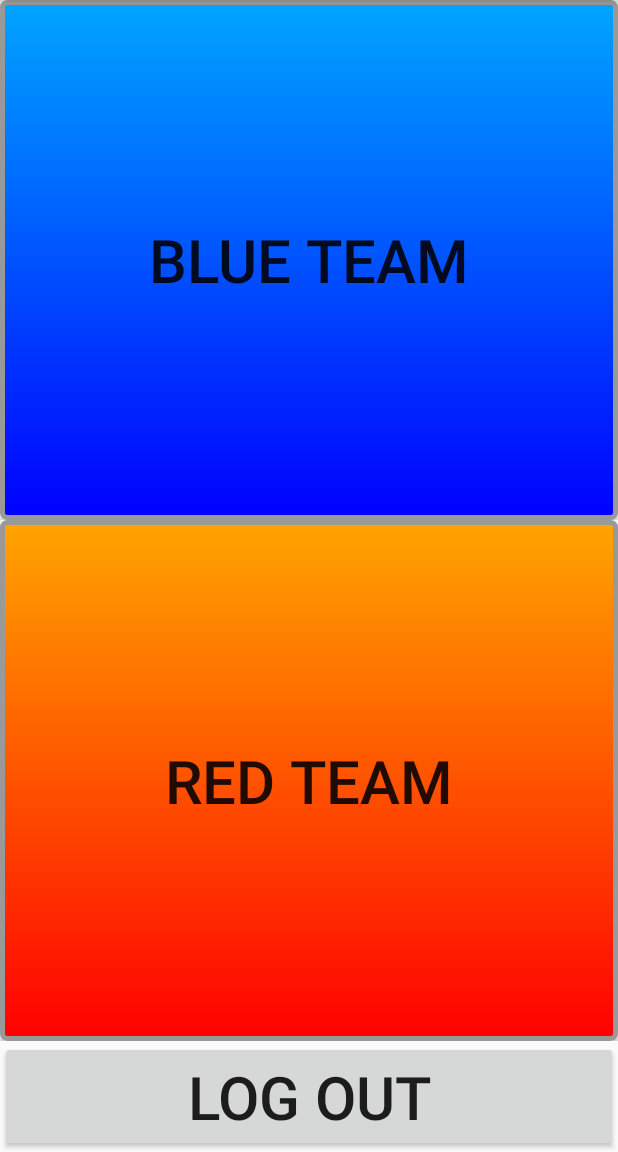
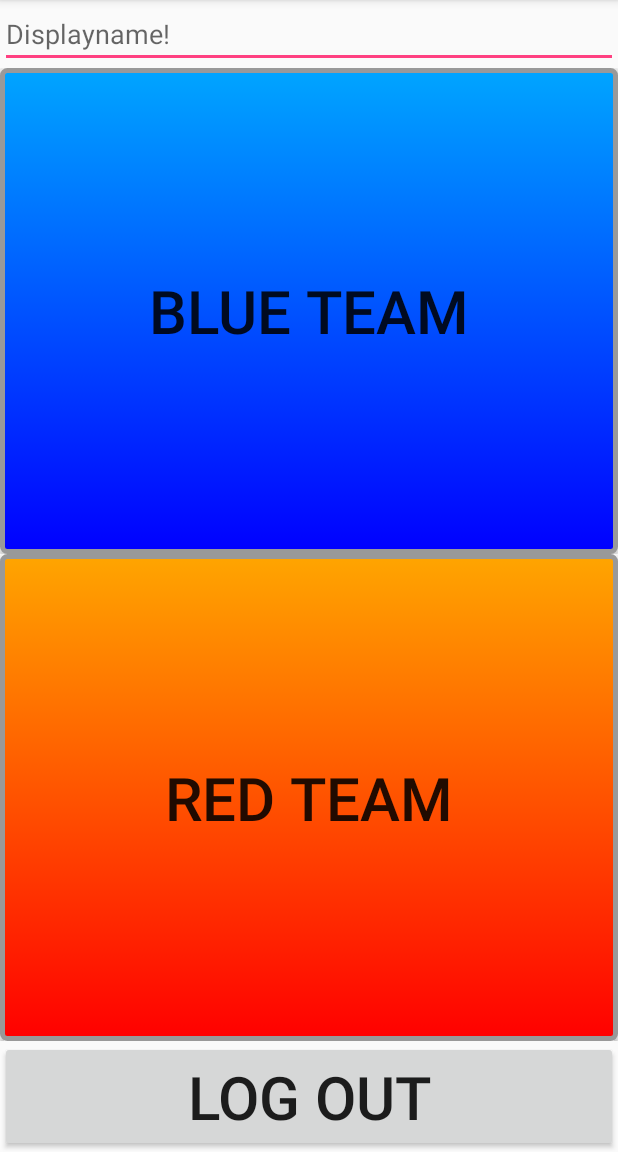
Before and after one commit to Tristanhx/tristanhoobroeckx-pset6, an Android app: the screen it shows after launch once a user with an empty profile is signed in (TeamActivity), on a phone screen of 412 x 824 dp, the part 84-1236 px from its top. Run offline under Robolectric (Android 15) with nearby library versions, the light colour scheme and no system bars; our stand-ins replace Firebase (no records; nobody signed in at launch, a user with empty details on screens opened directly).

Commit message:
Can switch teams now, can't change displayname

```diff
--- a/app/src/main/AndroidManifest.xml
+++ b/app/src/main/AndroidManifest.xml
@@ -2,6 +2,8 @@
 <manifest xmlns:android="http://schemas.android.com/apk/res/android"
     package="com.example.tristan.tristanhoobroeckx_pset6">
     <uses-permission android:name="android.permission.INTERNET" />
+    <uses-permission android:name="android.permission.ACCESS_NETWORK_STATE" />
+    <uses-permission android:name="android.permission.WAKE_LOCK" />
 
     <application
         android:allowBackup="true"
--- a/app/src/main/res/layout/activity_team.xml
+++ b/app/src/main/res/layout/activity_team.xml
@@ -7,18 +7,18 @@
     android:orientation="vertical"
     tools:context="com.example.tristan.tristanhoobroeckx_pset6.TeamActivity">
 
-    <!--<LinearLayout-->
-        <!--android:layout_width="match_parent"-->
-        <!--android:layout_height="wrap_content"-->
-        <!--android:orientation="horizontal"-->
-        <!--android:layout_weight="0">-->
-        <!--<EditText-->
-            <!--android:layout_width="match_parent"-->
-            <!--android:layout_height="wrap_content"-->
-            <!--android:id="@+id/displaynamefield"-->
-            <!--android:hint="@string/displaynamestring"-->
-            <!--android:digits="@string/digits"/>-->
-    <!--</LinearLayout>-->
+    <LinearLayout
+        android:layout_width="match_parent"
+        android:layout_height="wrap_content"
+        android:orientation="horizontal"
+        android:layout_weight="0">
+        <EditText
+            android:layout_width="match_parent"
+            android:layout_height="wrap_content"
+            android:id="@+id/namefield"
+            android:hint="@string/displaynamestring"
+            android:digits="@string/digits"/>
+    </LinearLayout>
 
     <LinearLayout
         android:layout_width="match_parent"
--- a/app/src/main/res/values/strings.xml
+++ b/app/src/main/res/values/strings.xml
@@ -10,5 +10,9 @@
     <string name="digits">ABCDEFGHIJKLMNOPQRSTUVWXYZ abcdefghijklmnopqrstuvwxyz-_@1234567890.</string>
     <string name="displaynamestring">Displayname!</string>
 
+    // Teams
+    <string name="teamBlue">Blue</string>
+    <string name="teamRed">Red</string>
+
 
 </resources>
```
Also changed, not shown: app/src/main/java/com/example/tristan/tristanhoobroeckx_pset6/ChatActivity.java (+18 -10 lines), app/src/main/java/com/example/tristan/tristanhoobroeckx_pset6/DebateMessage.java (+11 -1 lines), app/src/main/java/com/example/tristan/tristanhoobroeckx_pset6/TeamActivity.java (+35 -8 lines), app/src/main/res/layout/message.xml (+9 -3 lines), 2 other files.
